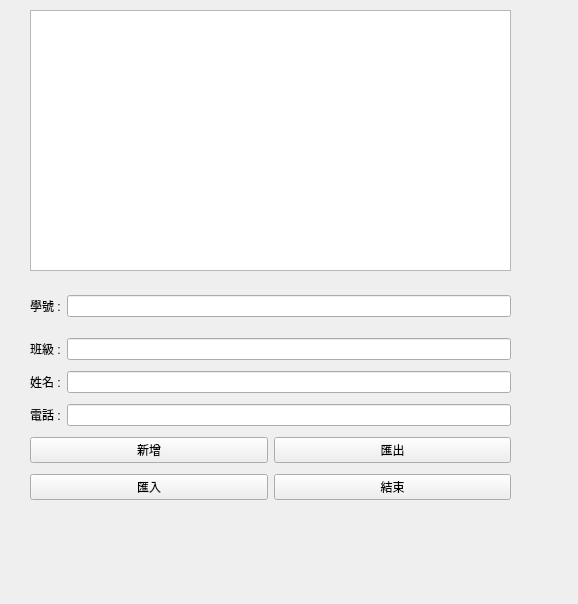
Old version of the form contactbook.ui in the repository IDK41343119/ContactBook.
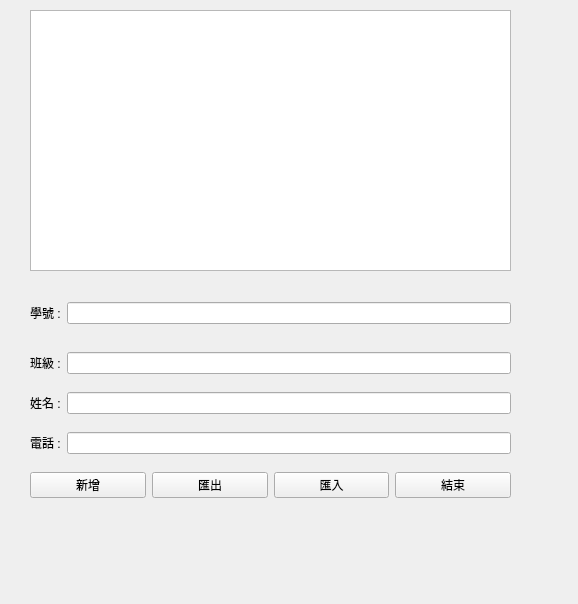
New version of the form.

What changed in the file:
```diff
--- a/contactbook.ui
+++ b/contactbook.ui
@@ -114,10 +114,6 @@
         </property>
        </widget>
       </item>
-     </layout>
-    </item>
-    <item>
-     <layout class="QHBoxLayout" name="horizontalLayout_7">
       <item>
        <widget class="QPushButton" name="pushButton_3">
         <property name="text">
```
